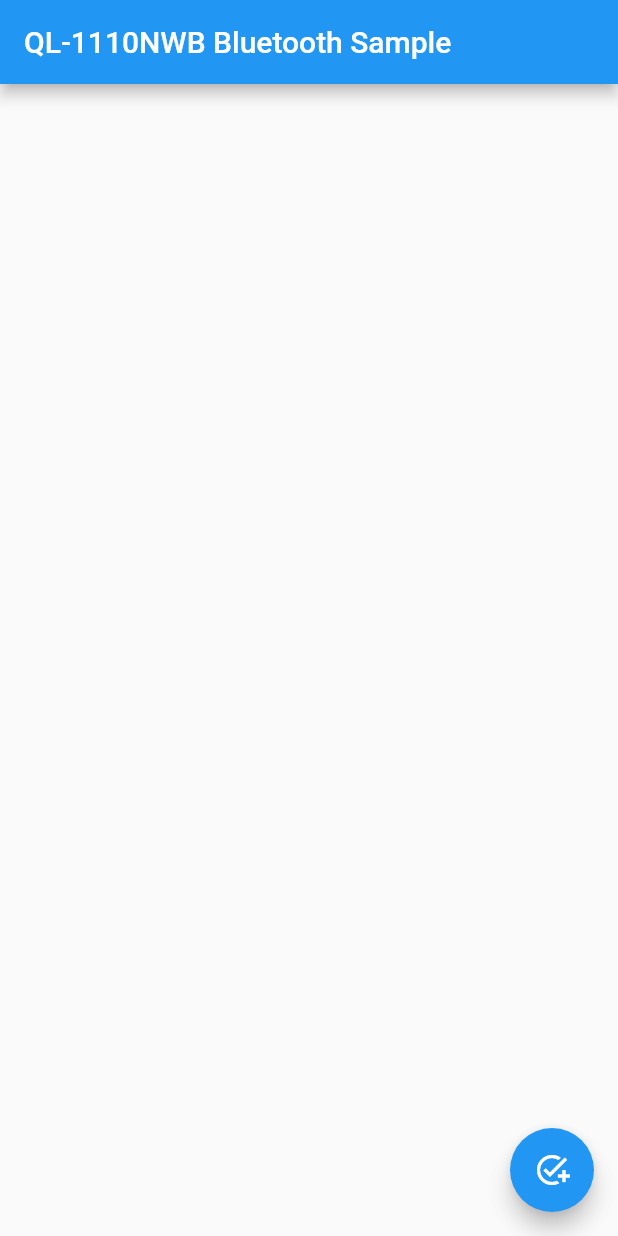
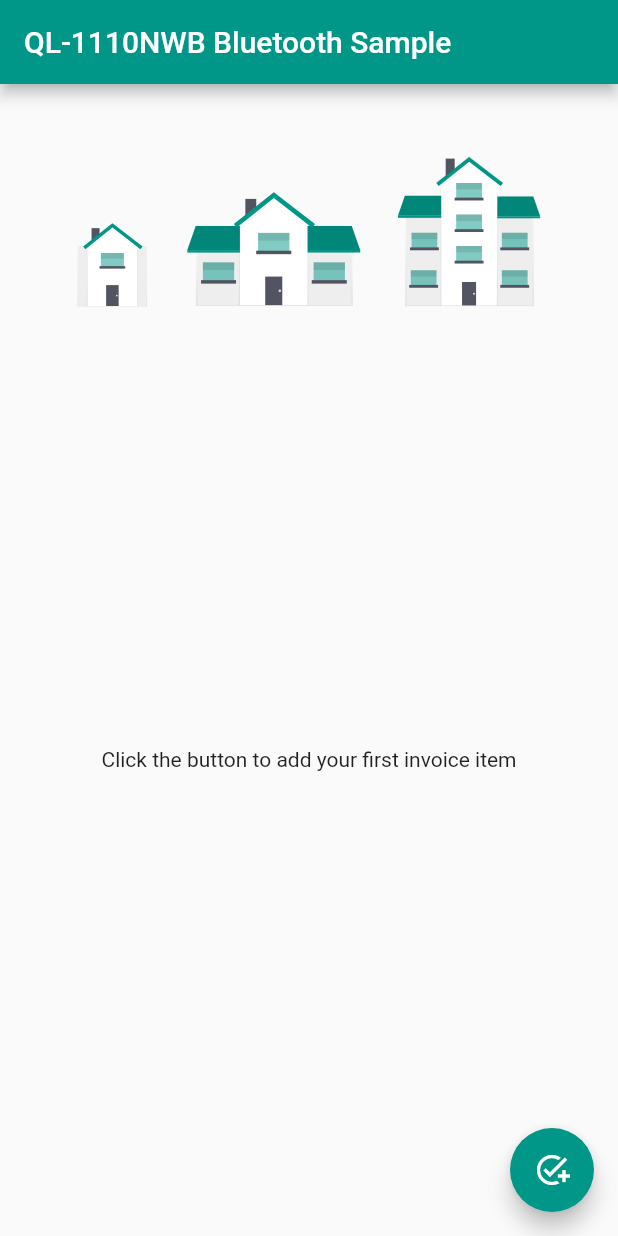
Before and after one commit to craklyn/2022-mini-hackathon-6, a Flutter app: the QlBluetoothPrintPage screen opened directly, on a phone screen of 412 x 824 dp. Run offline on Flutter 3.47's test engine with Material 2 defaults, Android fonts, the phone set to English and light mode, and no system bars; drawn by our look-alikes of flutter_speed_dial; our stand-ins replace flutter_riverpod, flutter_svg, fluttertoast, get, lottie, permission_handler and 1 more; missing offline and left inert: another_brother, another_quickbooks, flutter_pdfview; statements that could not run were skipped.

Commit message:
changes color and adds image on main screen adds test when no invoice item present

```diff
--- a/lib/main.dart
+++ b/lib/main.dart
@@ -18,9 +18,10 @@ class MyApp extends StatelessWidget {
     return GetMaterialApp(
       title: 'Another Brother Demo',
       theme: ThemeData(
-        primarySwatch: Colors.blue,
+        primarySwatch: Colors.teal,
       ),
       home: const Authenticate(),
+      debugShowCheckedModeBanner: false,
     );
   }
 }
--- a/lib/ql_bluetooth_print_page.dart
+++ b/lib/ql_bluetooth_print_page.dart
@@ -11,6 +11,7 @@ import 'package:demo_another_brother_prime/widgets/is_printing_dialog.dart';
 import 'package:flutter/material.dart';
 import 'package:flutter_riverpod/flutter_riverpod.dart';
 import 'package:flutter_speed_dial/flutter_speed_dial.dart';
+import 'package:flutter_svg/flutter_svg.dart';
 import 'package:fluttertoast/fluttertoast.dart';
 import 'package:get/get.dart';
 
@@ -123,13 +124,34 @@ class QlBluetoothPrintPageState extends ConsumerState<QlBluetoothPrintPage> {
 
   @override
   Widget build(BuildContext context) {
+    bool isEmpty = _todos.isEmpty;
+
     return Scaffold(
       appBar: AppBar(
         // Here we take the value from the MyHomePage object that was created by
         // the App.build method, and use it to set our appbar title.
-        title: Text(widget.title),
+
+        title: Text(
+          widget.title,
+          style: const TextStyle(color: Colors.white),
         ),
-      body: ListView(
+      ),
+      body: Padding(
+        padding: const EdgeInsets.all(16.0),
+        child: Column(
+          children: [
+            const SizedBox(height: 32),
+            SvgPicture.asset(
+              'assets/houses.svg',
+              width: MediaQuery.of(context).size.width * 0.75,
+            ),
+            Expanded(
+              child: (isEmpty)
+                  ? const Center(
+                      child: Text(
+                          'Click the button to add your first invoice item'))
+                  : ListView(
+                      shrinkWrap: true,
                       padding: const EdgeInsets.symmetric(vertical: 8.0),
                       children: _todos.map((Todo todo) {
                         return TodoItem(
@@ -137,6 +159,10 @@ class QlBluetoothPrintPageState extends ConsumerState<QlBluetoothPrintPage> {
                           onTodoChanged: _handleTodoChange,
                         );
                       }).toList(),
+                    ),
+            ),
+          ],
+        ),
       ),
       floatingActionButton: SpeedDial(
         icon: Icons.add_task,
--- a/pubspec.yaml
+++ b/pubspec.yaml
@@ -35,6 +35,7 @@ dependencies:
   cupertino_icons: ^1.0.4
   flutter_pdfview: ^1.2.2
   flutter_riverpod: ^1.0.4
+  flutter_svg: ^1.1.0
   fluttertoast: ^8.0.9
   flutter_speed_dial: ^6.0.0
   get: ^4.6.5
@@ -70,6 +71,7 @@ flutter:
   assets:
     - assets/brother_hack.png
     - assets/animations/
+    - assets/
   #   - images/a_dot_burr.jpeg
   #   - images/a_dot_ham.jpeg
 
```
Also changed, not shown: assets/houses.svg (added), 3 other files. Lines whose indentation alone changed are shown as unchanged.
